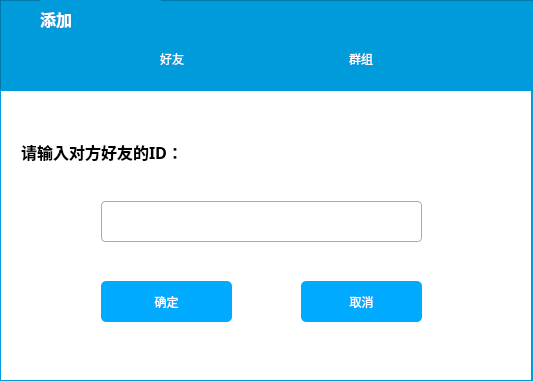
Old version of the form src/addnewfriend.ui in the repository WHUCSLASD2017/nowe.
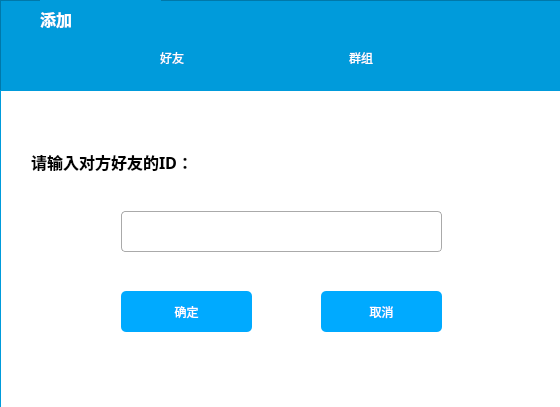
New version of the form. Icons and pictures are not drawn.

What changed in the file:
```diff
--- a/src/addnewfriend.ui
+++ b/src/addnewfriend.ui
@@ -6,8 +6,8 @@
    <rect>
     <x>0</x>
     <y>0</y>
-    <width>533</width>
-    <height>381</height>
+    <width>560</width>
+    <height>407</height>
    </rect>
   </property>
   <property name="windowTitle">
@@ -118,7 +118,7 @@
       </spacer>
      </item>
      <item>
-      <widget class="QLabel" name="label_3">
+      <widget class="QPushButton" name="addFrBtn">
        <property name="styleSheet">
         <string notr="true">font:  15pt &quot;微软雅黑&quot;;
 color:white;</string>
@@ -142,9 +142,9 @@
       </spacer>
      </item>
      <item>
-      <widget class="QLabel" name="label_4">
+      <widget class="QPushButton" name="addRoomBtn">
        <property name="styleSheet">
-        <string notr="true">font: 15pt &quot;微软雅黑&quot;;
+        <string notr="true">font:  15pt &quot;微软雅黑&quot;;
 color:white;</string>
        </property>
        <property name="text">
@@ -173,8 +173,8 @@
     <rect>
      <x>0</x>
      <y>90</y>
-     <width>532</width>
-     <height>291</height>
+     <width>561</width>
+     <height>321</height>
     </rect>
    </property>
    <property name="styleSheet">
@@ -186,80 +186,198 @@
 </string>
    </property>
    <widget class="QWidget" name="page">
-    <widget class="QLabel" name="label_5">
-     <property name="geometry">
-      <rect>
-       <x>20</x>
-       <y>40</y>
-       <width>301</width>
-       <height>41</height>
-      </rect>
+    <layout class="QHBoxLayout" name="horizontalLayout_2">
+     <property name="spacing">
+      <number>0</number>
      </property>
-     <property name="font">
-      <font>
-       <family>微软雅黑</family>
-       <pointsize>12</pointsize>
-       <weight>75</weight>
-       <bold>true</bold>
-      </font>
+     <property name="leftMargin">
+      <number>0</number>
      </property>
-     <property name="text">
-      <string>请输入对方好友的ID：</string>
+     <property name="topMargin">
+      <number>0</number>
      </property>
-    </widget>
-    <widget class="QLineEdit" name="lineEdit">
-     <property name="geometry">
-      <rect>
-       <x>100</x>
-       <y>110</y>
-       <width>321</width>
-       <height>41</height>
-      </rect>
+     <property name="rightMargin">
+      <number>0</number>
      </property>
-     <property name="font">
-      <font>
-       <family>微软雅黑</family>
-       <pointsize>12</pointsize>
-       <weight>75</weight>
-       <bold>true</bold>
-      </font>
+     <property name="bottomMargin">
+      <number>0</number>
      </property>
-     <property name="styleSheet">
-      <string notr="true">border: 2px solid;    
+     <item>
+      <widget class="QWidget" name="widget" native="true">
+       <widget class="QLineEdit" name="lineEdit">
+        <property name="geometry">
+         <rect>
+          <x>120</x>
+          <y>120</y>
+          <width>321</width>
+          <height>41</height>
+         </rect>
+        </property>
+        <property name="font">
+         <font>
+          <family>微软雅黑</family>
+          <pointsize>12</pointsize>
+          <weight>75</weight>
+          <bold>true</bold>
+         </font>
+        </property>
+        <property name="styleSheet">
+         <string notr="true">border: 2px solid;    
 border-width: 1px;
     border-style: solid;
     border-radius: 4px;
 	border-color:rgb(170, 170, 170);
 	background-color:rgb(255, 255, 255);
 </string>
+        </property>
+       </widget>
+       <widget class="QPushButton" name="cancelButton">
+        <property name="geometry">
+         <rect>
+          <x>320</x>
+          <y>200</y>
+          <width>121</width>
+          <height>41</height>
+         </rect>
+        </property>
+        <property name="text">
+         <string>取消</string>
+        </property>
+       </widget>
+       <widget class="QPushButton" name="confirmButton">
+        <property name="geometry">
+         <rect>
+          <x>120</x>
+          <y>200</y>
+          <width>131</width>
+          <height>41</height>
+         </rect>
+        </property>
+        <property name="text">
+         <string>确定</string>
+        </property>
+       </widget>
+       <widget class="QLabel" name="label_5">
+        <property name="geometry">
+         <rect>
+          <x>30</x>
+          <y>50</y>
+          <width>301</width>
+          <height>41</height>
+         </rect>
+        </property>
+        <property name="font">
+         <font>
+          <family>微软雅黑</family>
+          <pointsize>12</pointsize>
+          <weight>75</weight>
+          <bold>true</bold>
+         </font>
+        </property>
+        <property name="text">
+         <string>请输入对方好友的ID：</string>
+        </property>
+       </widget>
+      </widget>
+     </item>
+    </layout>
+   </widget>
+   <widget class="QWidget" name="page_2">
+    <layout class="QHBoxLayout" name="horizontalLayout_3">
+     <property name="spacing">
+      <number>0</number>
      </property>
-    </widget>
-    <widget class="QPushButton" name="confirmButton">
-     <property name="geometry">
-      <rect>
-       <x>100</x>
-       <y>190</y>
-       <width>131</width>
-       <height>41</height>
-      </rect>
+     <property name="leftMargin">
+      <number>0</number>
      </property>
-     <property name="text">
-      <string>确定</string>
+     <property name="topMargin">
+      <number>0</number>
      </property>
-    </widget>
-    <widget class="QPushButton" name="cancelButton">
-     <property name="geometry">
-      <rect>
-       <x>300</x>
-       <y>190</y>
-       <width>121</width>
-       <height>41</height>
-      </rect>
+     <property name="rightMargin">
+      <number>0</number>
      </property>
-     <property name="text">
-      <string>取消</string>
+     <property name="bottomMargin">
+      <number>0</number>
      </property>
-    </widget>
+     <item>
+      <widget class="QWidget" name="widget_2" native="true">
+       <widget class="QLineEdit" name="lineEdit_3">
+        <property name="geometry">
+         <rect>
+          <x>120</x>
+          <y>120</y>
+          <width>321</width>
+          <height>41</height>
+         </rect>
+        </property>
+        <property name="font">
+         <font>
+          <family>微软雅黑</family>
+          <pointsize>12</pointsize>
+          <weight>75</weight>
+          <bold>true</bold>
+         </font>
+        </property>
+        <property name="styleSheet">
+         <string notr="true">border: 2px solid;    
+border-width: 1px;
+    border-style: solid;
+    border-radius: 4px;
+	border-color:rgb(170, 170, 170);
+	background-color:rgb(255, 255, 255);
+</string>
+        </property>
+       </widget>
+       <widget class="QPushButton" name="cancelButton_3">
+        <property name="geometry">
+         <rect>
+          <x>320</x>
+          <y>200</y>
+          <width>121</width>
+          <height>41</height>
+         </rect>
+        </property>
+        <property name="text">
+         <string>取消</string>
+        </property>
+       </widget>
+       <widget class="QPushButton" name="confirmButton_3">
+        <property name="geometry">
+         <rect>
+          <x>120</x>
+          <y>200</y>
+          <width>131</width>
+          <height>41</height>
+         </rect>
+        </property>
+        <property name="text">
+         <string>确定</string>
+        </property>
+       </widget>
+       <widget class="QLabel" name="label_7">
+        <property name="geometry">
+         <rect>
+          <x>30</x>
+          <y>50</y>
+          <width>301</width>
+          <height>41</height>
+         </rect>
+        </property>
+        <property name="font">
+         <font>
+          <family>微软雅黑</family>
+          <pointsize>12</pointsize>
+          <weight>75</weight>
+          <bold>true</bold>
+         </font>
+        </property>
+        <property name="text">
+         <string>请输入群聊名称：</string>
+        </property>
+       </widget>
+      </widget>
+     </item>
+    </layout>
    </widget>
    <widget class="QWidget" name="page_2"/>
   </widget>
```
Left out of the diff: 4 changed lines with no effect on the pictures.
